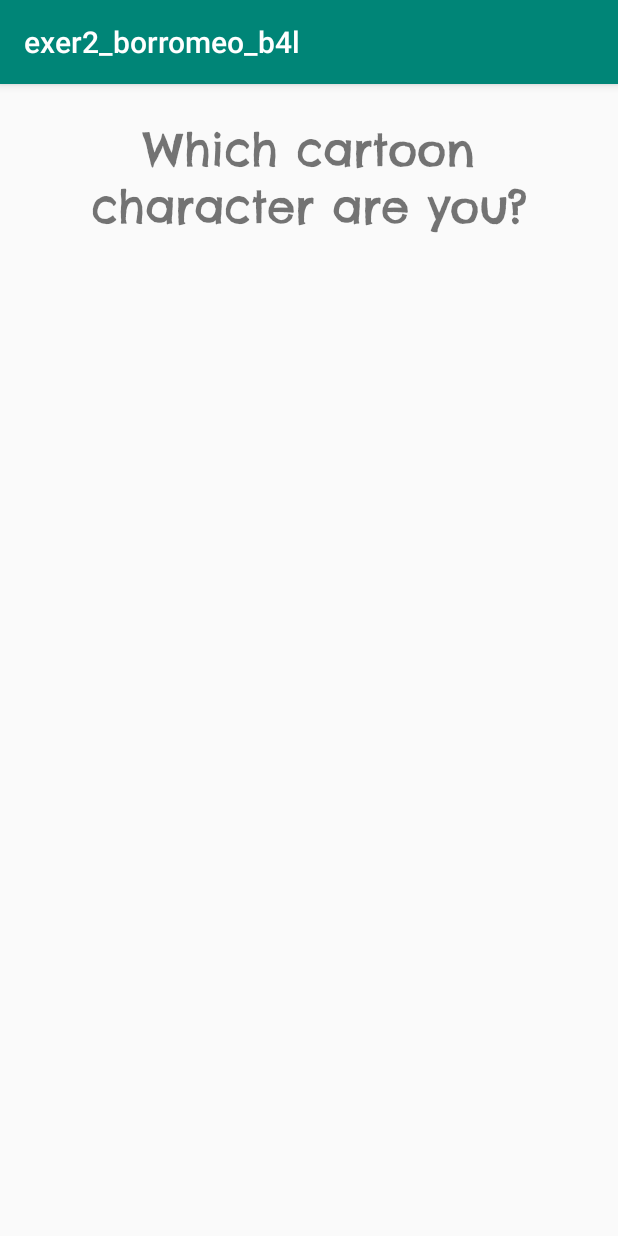
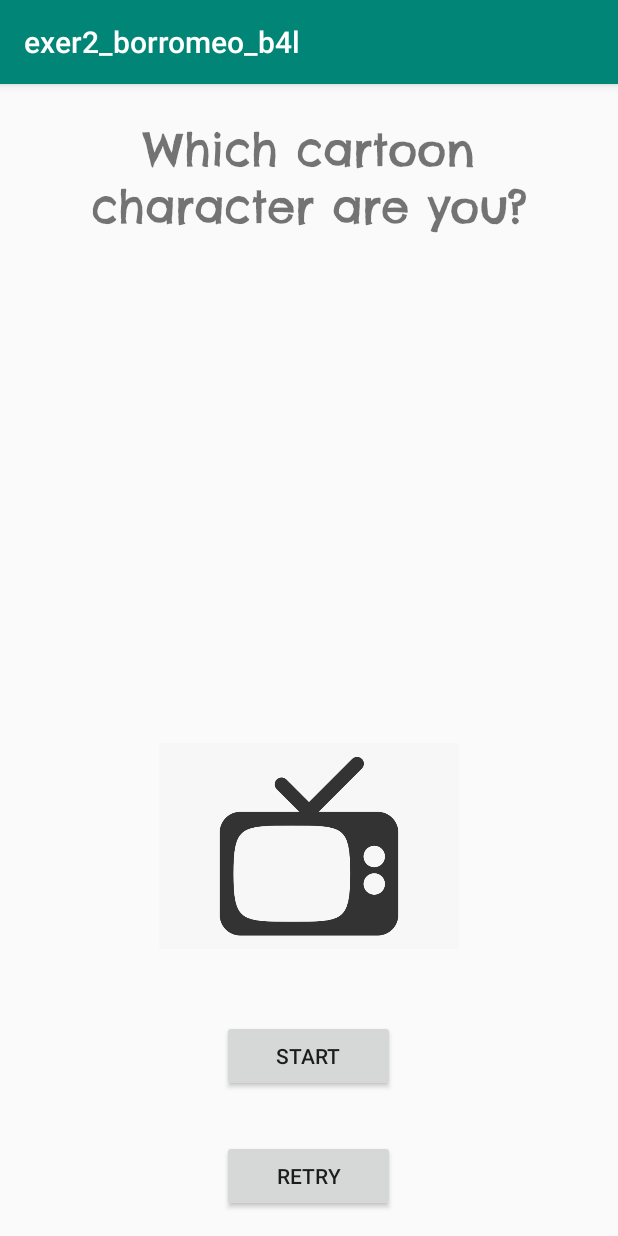
Before and after one commit to CMSC-23-B4L-2nd-Sem-2020/exercise-2-image-linear-layout-and-scroll-view-Dan-WillBorromeo, an Android app: the screen it shows after launch (MainActivity), on a phone screen of 412 x 824 dp. Run offline under Robolectric (Android 15) with nearby library versions, the phone set to English and light mode, and no system bars.

Commit message:
feat:added main page of app

```diff
--- a/exer2_borromeo_b4l/app/src/main/res/layout/activity_main.xml
+++ b/exer2_borromeo_b4l/app/src/main/res/layout/activity_main.xml
@@ -4,18 +4,40 @@
     xmlns:tools="http://schemas.android.com/tools"
     android:layout_width="match_parent"
     android:layout_height="match_parent"
-    tools:context=".MainActivity">
+    tools:context=".MainActivity"
+    android:orientation="vertical"
+    >
 
     <TextView
         android:id="@+id/header_text"
-        android:layout_width="0dp"
+        style="@style/textStyle"
+        android:layout_width="match_parent"
+        android:layout_height="349dp"
+        android:text="@string/header_text"
+        android:textSize="30sp" />
+
+    <ImageView
+        android:id="@+id/tv_logo"
+        android:layout_width="200dp"
+        android:layout_height="200dp"
+        android:layout_gravity="center"
+        android:contentDescription="@string/tv_logo"
+        app:srcCompat="@drawable/tv_logo" />
+
+    <Button
+        android:id="@+id/start_button"
+        android:layout_width="115dp"
+        android:layout_height="wrap_content"
+        android:layout_gravity="center"
+        android:layout_margin="@dimen/layout_margin"
+        android:text="@string/start_text" />
+
+    <Button
+        android:id="@+id/retry_button"
+        android:layout_width="115dp"
         android:layout_height="wrap_content"
         android:layout_margin="@dimen/layout_margin"
-        android:layout_weight="1"
-        android:fontFamily="@font/chelsea_market"
-        android:padding="@dimen/small_padding"
-        android:text="@string/header_text"
-        android:textAlignment="center"
-        android:textSize="30sp" />
+        android:layout_gravity="center"
+        android:text="@string/retry_text" />
 
 </LinearLayout>
--- a/exer2_borromeo_b4l/app/src/main/res/values/strings.xml
+++ b/exer2_borromeo_b4l/app/src/main/res/values/strings.xml
@@ -2,4 +2,7 @@
     <string name="app_name">exer2_borromeo_b4l</string>
     <string name="header_text">Which cartoon character are you?</string>
     <string name="tv_logo">TV Logo</string>
+    <string name="start_text">Start</string>
+    <string name="retry_text">Retry</string>
+    <string name="tv_logo">TV Logo</string>
 </resources>
--- a/exer2_borromeo_b4l/app/src/main/res/values/styles.xml
+++ b/exer2_borromeo_b4l/app/src/main/res/values/styles.xml
@@ -8,4 +8,12 @@
         <item name="colorAccent">@color/colorAccent</item>
     </style>
 
+    <style name="textStyle">
+        <item name="android:layout_margin">@dimen/layout_margin</item>
+        <item name="android:layout_weight">1</item>
+        <item name="android:fontFamily">@font/chelsea_market</item>
+        <item name="android:padding">@dimen/small_padding</item>
+        <item name="android:textAlignment">center</item>
+    </style>
+
 </resources>
```
